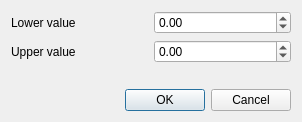
qgis/QGIS, file src/ui/qgsludialogbase.ui: the form before one commit.
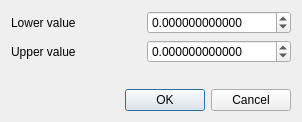
The form after the commit. Custom widgets are drawn as their Qt base class.

```diff
--- a/src/ui/qgsludialogbase.ui
+++ b/src/ui/qgsludialogbase.ui
@@ -53,6 +53,9 @@
    </item>
    <item row="0" column="1">
     <widget class="QgsDoubleSpinBox" name="mLowerEdit">
+     <property name="decimals">
+      <number>12</number>
+     </property>
      <property name="minimum">
       <double>-1000000000000.000000000000000</double>
      </property>
@@ -63,6 +66,9 @@
    </item>
    <item row="1" column="1">
     <widget class="QgsDoubleSpinBox" name="mUpperEdit">
+     <property name="decimals">
+      <number>12</number>
+     </property>
      <property name="minimum">
       <double>-1000000000000.000000000000000</double>
      </property>
```
